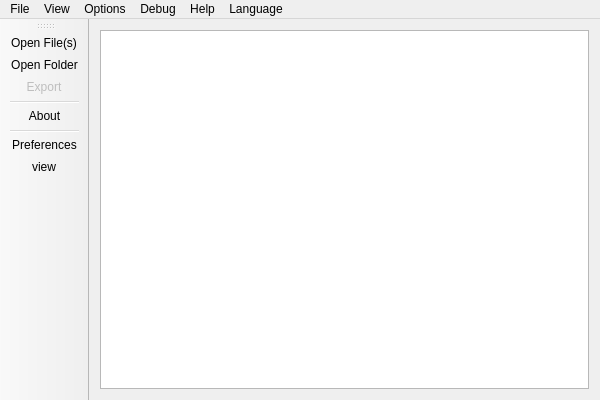
Before: the Qt Designer form Source/GUI/Qt/mainwindow.ui in beppec56/MediaInfo-git_svn, drawn with Qt 5.
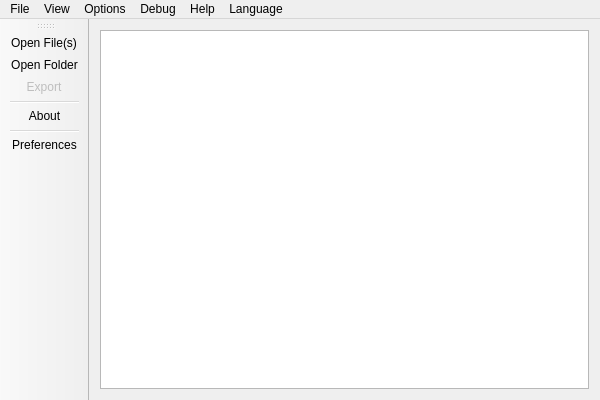
After: the same form once the commit is applied. Icons and pictures are not drawn.

Diff of the .ui file:
```diff
--- a/Source/GUI/Qt/mainwindow.ui
+++ b/Source/GUI/Qt/mainwindow.ui
@@ -116,7 +116,6 @@
    <addaction name="actionAbout"/>
    <addaction name="separator"/>
    <addaction name="actionPreferences"/>
-   <addaction name="actionView"/>
   </widget>
   <action name="actionOpen">
    <property name="icon">
@@ -225,7 +224,7 @@
      <normaloff>:/new/prefix1/Image/Menu/K20/View.svg</normaloff>:/new/prefix1/Image/Menu/K20/View.svg</iconset>
    </property>
    <property name="text">
-    <string>view</string>
+    <string>adapt columns to content</string>
    </property>
    <property name="toolTip">
     <string>select the view</string>
```
Left out of the diff: 48 changed lines with no effect on the pictures.
